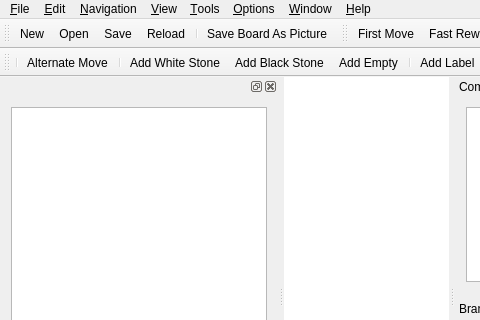
First picture: the form in mainwindow.ui, repository nullx002/mugo, before the edit; both pictures show x 0 to 480 and y 0 to 320 of the 733 by 537 pixel window.
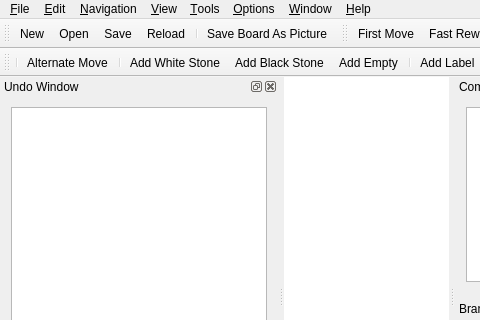
Second picture: the form after the edit. Icons and pictures are not drawn. Custom widgets are drawn as their Qt base class.

Patch:
```diff
--- a/mainwindow.ui
+++ b/mainwindow.ui
@@ -415,6 +415,12 @@
      <verstretch>0</verstretch>
     </sizepolicy>
    </property>
+   <property name="floating">
+    <bool>false</bool>
+   </property>
+   <property name="windowTitle">
+    <string>Undo Window</string>
+   </property>
    <attribute name="dockWidgetArea">
     <number>1</number>
    </attribute>
```
Left out of the diff: 88 changed lines with no effect on the pictures.
